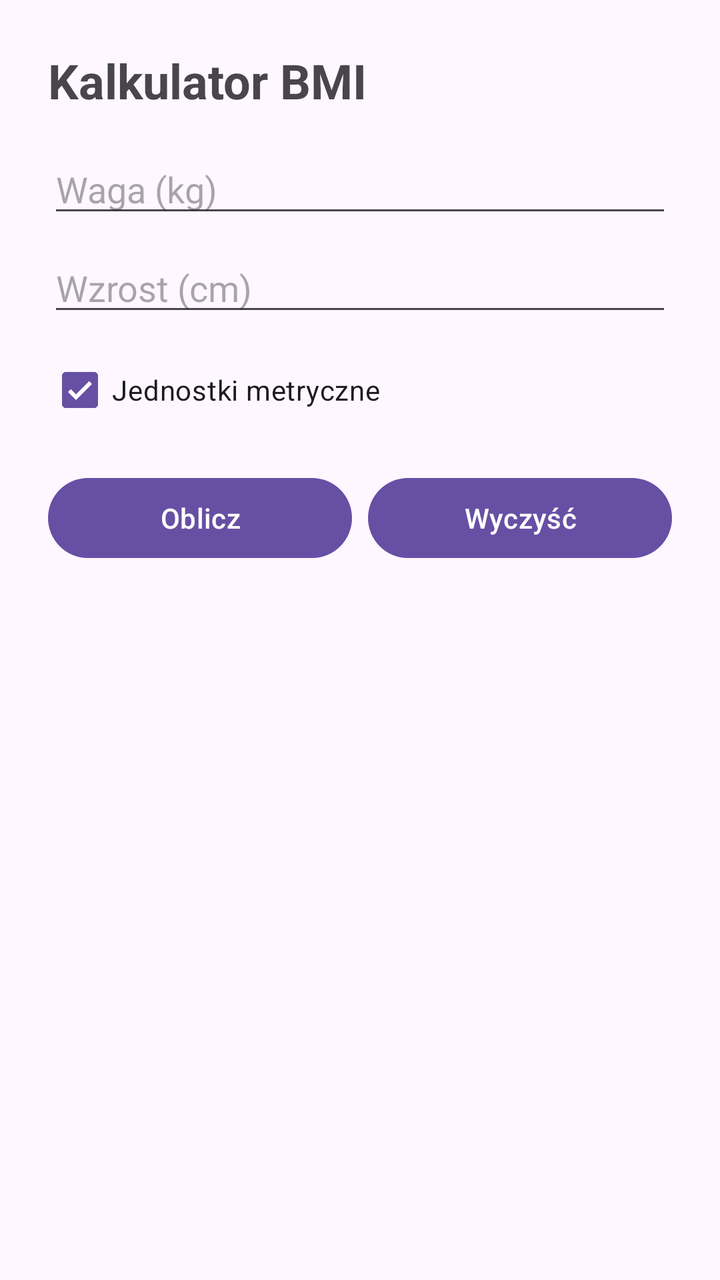
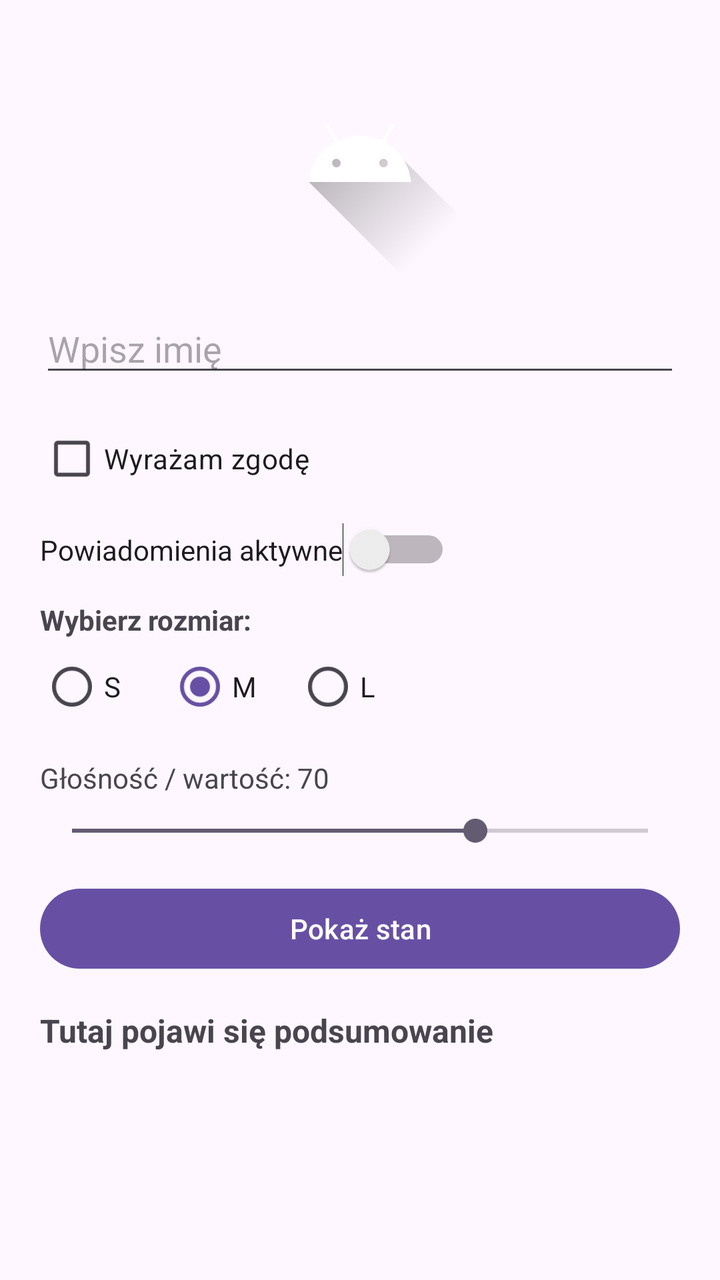

Before-and-after screenshots of an Android layout around one commit, followed by the original layout XML and the change that was made.
<!-- AndroidManifest.xml: application theme Theme.Bmiapp -->
<!-- res/layout/activity_main.xml -->
<?xml version="1.0" encoding="utf-8"?>
<LinearLayout
    xmlns:android="http://schemas.android.com/apk/res/android"
    android:id="@+id/main"
    android:layout_width="match_parent"
    android:layout_height="match_parent"
    android:orientation="vertical"
    android:padding="24dp">

    <TextView
        android:layout_width="match_parent"
        android:layout_height="wrap_content"
        android:text="@string/title"
        android:textSize="24sp"
        android:textStyle="bold" />

    <EditText
        android:id="@+id/edit_weight"
        android:layout_width="match_parent"
        android:layout_height="wrap_content"
        android:layout_marginTop="16dp"
        android:hint="@string/hint_weight"
        android:inputType="numberDecimal"
        android:autofillHints="" />

    <EditText
        android:id="@+id/edit_height"
        android:layout_width="match_parent"
        android:layout_height="wrap_content"
        android:layout_marginTop="8dp"
        android:hint="@string/hint_height"
        android:inputType="numberDecimal"
        android:autofillHints="" />

    <CheckBox
        android:id="@+id/check_metric"
        android:layout_width="wrap_content"
        android:layout_height="wrap_content"
        android:layout_marginTop="8dp"
        android:checked="true"
        android:text="@string/label_unit" />

    <LinearLayout
        android:layout_width="match_parent"
        android:layout_height="wrap_content"
        android:layout_marginTop="16dp"
        android:orientation="horizontal">

        <Button
            android:id="@+id/button_calc"
            android:layout_width="0dp"
            android:layout_height="wrap_content"
            android:layout_weight="1"
            android:text="@string/button_calc" />

        <Button
            android:id="@+id/button_clear"
            android:layout_width="0dp"
            android:layout_height="wrap_content"
            android:layout_marginStart="8dp"
            android:layout_weight="1"
            android:text="@string/button_clear" />
    </LinearLayout>

    <TextView
        android:id="@+id/text_result"
        android:layout_width="match_parent"
        android:layout_height="wrap_content"
        android:layout_marginTop="24dp"
        android:textSize="20sp"
        android:visibility="gone" />

</LinearLayout>
<!-- resources referenced by this layout -->
<resources>
  <string name="button_calc">Oblicz</string>
  <string name="button_clear">Wyczyść</string>
  <string name="hint_height">Wzrost (cm)</string>
  <string name="hint_weight">Waga (kg)</string>
  <string name="label_unit">Jednostki metryczne</string>
  <string name="title">Kalkulator BMI</string>
  <style name="Theme.Bmiapp" parent="Base.Theme.Bmiapp" />
  <style name="Base.Theme.Bmiapp" parent="Theme.Material3.DayNight.NoActionBar">
          
          
      </style>
</resources>

<!-- the commit's change to res/layout/activity_main.xml (unified diff, before → after) -->
@@ -1,73 +1,112 @@
 <?xml version="1.0" encoding="utf-8"?>
-<LinearLayout
+<ScrollView
     xmlns:android="http://schemas.android.com/apk/res/android"
     android:id="@+id/main"
     android:layout_width="match_parent"
     android:layout_height="match_parent"
-    android:orientation="vertical"
-    android:padding="24dp">
-
-    <TextView
-        android:layout_width="match_parent"
-        android:layout_height="wrap_content"
-        android:text="@string/title"
-        android:textSize="24sp"
-        android:textStyle="bold" />
-
-    <EditText
-        android:id="@+id/edit_weight"
-        android:layout_width="match_parent"
-        android:layout_height="wrap_content"
-        android:layout_marginTop="16dp"
-        android:hint="@string/hint_weight"
-        android:inputType="numberDecimal"
-        android:autofillHints="" />
-
-    <EditText
-        android:id="@+id/edit_height"
-        android:layout_width="match_parent"
-        android:layout_height="wrap_content"
-        android:layout_marginTop="8dp"
-        android:hint="@string/hint_height"
-        android:inputType="numberDecimal"
-        android:autofillHints="" />
-
-    <CheckBox
-        android:id="@+id/check_metric"
-        android:layout_width="wrap_content"
-        android:layout_height="wrap_content"
-        android:layout_marginTop="8dp"
-        android:checked="true"
-        android:text="@string/label_unit" />
+    android:padding="20dp">
 
     <LinearLayout
         android:layout_width="match_parent"
         android:layout_height="wrap_content"
-        android:layout_marginTop="16dp"
-        android:orientation="horizontal">
+        android:orientation="vertical">
+
+        <ImageView
+            android:id="@+id/image_catalog"
+            android:layout_width="120dp"
+            android:layout_height="120dp"
+            android:layout_gravity="center_horizontal"
+            android:contentDescription="@string/cd_catalog_image"
+            android:src="@drawable/ic_launcher_foreground" />
+
+        <EditText
+            android:id="@+id/edit_name"
+            android:layout_width="match_parent"
+            android:layout_height="wrap_content"
+            android:layout_marginTop="12dp"
+            android:autofillHints="name"
+            android:hint="@string/hint_name"
+            android:inputType="textPersonName" />
+
+        <CheckBox
+            android:id="@+id/check_agree"
+            android:layout_width="wrap_content"
+            android:layout_height="wrap_content"
+            android:layout_marginTop="12dp"
+            android:text="@string/checkbox_agree" />
+
+        <Switch
+            android:id="@+id/switch_active"
+            android:layout_width="wrap_content"
+            android:layout_height="wrap_content"
+            android:layout_marginTop="8dp"
+            android:text="@string/switch_active" />
+
+        <TextView
+            android:layout_width="wrap_content"
+            android:layout_height="wrap_content"
+            android:layout_marginTop="12dp"
+            android:text="@string/label_size"
+            android:textStyle="bold" />
+
+        <RadioGroup
+            android:id="@+id/radio_group_size"
+            android:layout_width="match_parent"
+            android:layout_height="wrap_content"
+            android:orientation="horizontal">
+
+            <RadioButton
+                android:id="@+id/radio_s"
+                android:layout_width="wrap_content"
+                android:layout_height="wrap_content"
+                android:text="@string/size_s" />
+
+            <RadioButton
+                android:id="@+id/radio_m"
+                android:layout_width="wrap_content"
+                android:layout_height="wrap_content"
+                android:layout_marginStart="16dp"
+                android:checked="true"
+                android:text="@string/size_m" />
+
+            <RadioButton
+                android:id="@+id/radio_l"
+                android:layout_width="wrap_content"
+                android:layout_height="wrap_content"
+                android:layout_marginStart="16dp"
+                android:text="@string/size_l" />
+        </RadioGroup>
+
+        <TextView
+            android:id="@+id/text_seek_label"
+            android:layout_width="wrap_content"
+            android:layout_height="wrap_content"
+            android:layout_marginTop="12dp"
+            android:text="@string/label_volume_default" />
+
+        <SeekBar
+            android:id="@+id/seek_volume"
+            android:layout_width="match_parent"
+            android:layout_height="wrap_content"
+            android:layout_marginTop="8dp"
+            android:max="100"
+            android:progress="70" />
 
         <Button
-            android:id="@+id/button_calc"
-            android:layout_width="0dp"
+            android:id="@+id/button_collect"
+            android:layout_width="match_parent"
             android:layout_height="wrap_content"
-            android:layout_weight="1"
-            android:text="@string/button_calc" />
+            android:layout_marginTop="16dp"
+            android:text="@string/button_collect" />
 
-        <Button
-            android:id="@+id/button_clear"
-            android:layout_width="0dp"
+        <TextView
+            android:id="@+id/text_summary"
+            android:layout_width="match_parent"
             android:layout_height="wrap_content"
-            android:layout_marginStart="8dp"
-            android:layout_weight="1"
-            android:text="@string/button_clear" />
+            android:layout_marginTop="16dp"
+            android:text="@string/summary_placeholder"
+            android:textSize="16sp"
+            android:textStyle="bold" />
+
     </LinearLayout>
-
-    <TextView
-        android:id="@+id/text_result"
-        android:layout_width="match_parent"
-        android:layout_height="wrap_content"
-        android:layout_marginTop="24dp"
-        android:textSize="20sp"
-        android:visibility="gone" />
-
-</LinearLayout>
+</ScrollView>
<!-- resource entries referenced after the edit -->
@@ -1,11 +1,47 @@
 <!-- resources referenced by this layout -->
 <resources>
-  <string name="button_calc">Oblicz</string>
-  <string name="button_clear">Wyczyść</string>
-  <string name="hint_height">Wzrost (cm)</string>
-  <string name="hint_weight">Waga (kg)</string>
-  <string name="label_unit">Jednostki metryczne</string>
-  <string name="title">Kalkulator BMI</string>
+  <!-- drawable ic_launcher_foreground (drawable) -->
+  <vector xmlns:android="http://schemas.android.com/apk/res/android"
+      xmlns:aapt="http://schemas.android.com/aapt"
+      android:width="108dp"
+      android:height="108dp"
+      android:viewportWidth="108"
+      android:viewportHeight="108">
+      <path android:pathData="M31,63.928c0,0 6.4,-11 12.1,-13.1c7.2,-2.6 26,-1.4 26,-1.4l38.1,38.1L107,108.928l-32,-1L31,63.928z">
+          <aapt:attr name="android:fillColor">
+              <gradient
+                  android:endX="85.84757"
+                  android:endY="92.4963"
+                  android:startX="42.9492"
+                  android:startY="49.59793"
+                  android:type="linear">
+                  <item
+                      android:color="#44000000"
+                      android:offset="0.0" />
+                  <item
+                      android:color="#00000000"
+                      android:offset="1.0" />
+              </gradient>
+          </aapt:attr>
+      </path>
+      <path
+          android:fillColor="#FFFFFF"
+          android:fillType="nonZero"
+          android:pathData="M65.3,45.828l3.8,-6.6c0.2,-0.4 0.1,-0.9 -0.3,-1.1c-0.4,-0.2 -0.9,-0.1 -1.1,0.3l-3.9,6.7c-6.3,-2.8 -13.4,-2.8 -19.7,0l-3.9,-6.7c-0.2,-0.4 -0.7,-0.5 -1.1,-0.3C38.8,38.328 38.7,38.828 38.9,39.228l3.8,6.6C36.2,49.428 31.7,56.028 31,63.928h46C76.3,56.028 71.8,49.428 65.3,45.828zM43.4,57.328c-0.8,0 -1.5,-0.5 -1.8,-1.2c-0.3,-0.7 -0.1,-1.5 0.4,-2.1c0.5,-0.5 1.4,-0.7 2.1,-0.4c0.7,0.3 1.2,1 1.2,1.8C45.3,56.528 44.5,57.328 43.4,57.328L43.4,57.328zM64.6,57.328c-0.8,0 -1.5,-0.5 -1.8,-1.2s-0.1,-1.5 0.4,-2.1c0.5,-0.5 1.4,-0.7 2.1,-0.4c0.7,0.3 1.2,1 1.2,1.8C66.5,56.528 65.6,57.328 64.6,57.328L64.6,57.328z"
+          android:strokeWidth="1"
+          android:strokeColor="#00000000" />
+  </vector>
+  <string name="button_collect">Pokaż stan</string>
+  <string name="cd_catalog_image">Obrazek w katalogu</string>
+  <string name="checkbox_agree">Wyrażam zgodę</string>
+  <string name="hint_name">Wpisz imię</string>
+  <string name="label_size">Wybierz rozmiar:</string>
+  <string name="label_volume_default">Głośność / wartość: 70</string>
+  <string name="size_l">L</string>
+  <string name="size_m">M</string>
+  <string name="size_s">S</string>
+  <string name="summary_placeholder">Tutaj pojawi się podsumowanie</string>
+  <string name="switch_active">Powiadomienia aktywne</string>
   <style name="Theme.Bmiapp" parent="Base.Theme.Bmiapp" />
   <style name="Base.Theme.Bmiapp" parent="Theme.Material3.DayNight.NoActionBar">
           
